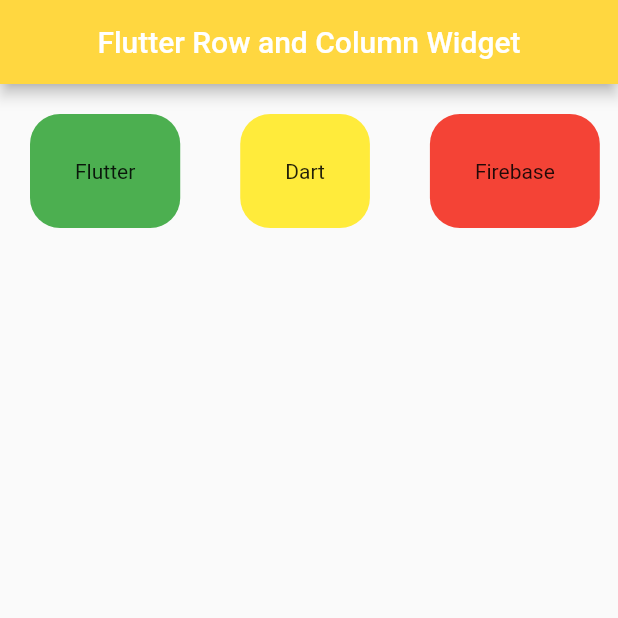
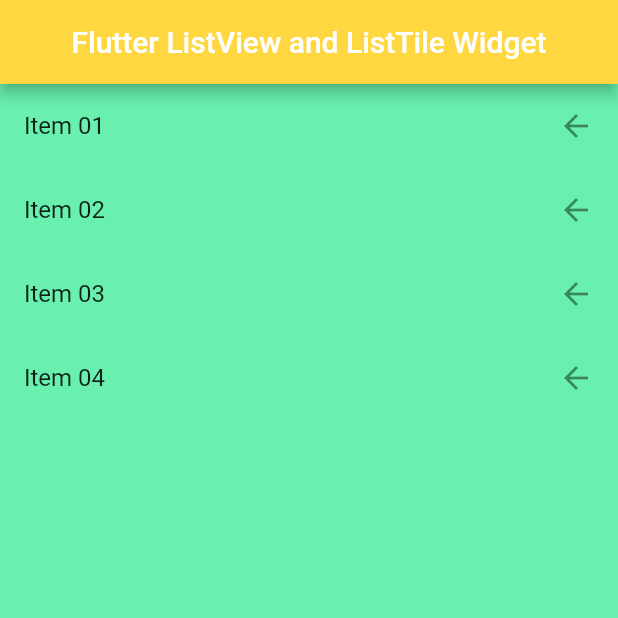
Before and after one commit to mdmanik74/Flutter-Day, a Flutter app: the screen it shows after launch, on a phone screen of 412 x 824 dp, the top half of it. Run offline on Flutter 3.47's test engine with Material 2 defaults, Android fonts, the phone set to English and light mode, and no system bars.

Commit message:
Listview and listtile

```diff
--- a/lib/main.dart
+++ b/lib/main.dart
@@ -1,6 +1,8 @@
 import 'package:flutter/material.dart';
+import 'package:source_code/source/listview_listtile.dart';
+
 //import 'package:source_code/source/container_widget.dart';
-import 'package:source_code/source/row_column.dart';
+//import 'package:source_code/source/row_column.dart';
 //import 'package:source_code/source/statefull_widget.dart';
 //import 'package:source_code/source/stateless_widget.dart';
 //import 'package:source_code/source/first_app.dart';
@@ -20,11 +22,11 @@
       debugShowCheckedModeBanner: false,
       home: Scaffold(
         appBar: AppBar(
-          title: const Text('Flutter Row and Column Widget'),
+          title: const Text('Flutter ListView and ListTile Widget'),
           backgroundColor: Colors.amberAccent,
           centerTitle: true,
         ),
-        body: const RowColumn(),
+        body: const ListviewList(),
         backgroundColor: Colors.greenAccent,
       ),
     );
--- /dev/null
+++ b/lib/source/listview_listtile.dart
@@ -0,0 +1,36 @@
+// ignore_for_file: camel_case_types, prefer_typing_uninitialized_variables
+
+import 'package:flutter/material.dart';
+
+class ListviewList extends StatefulWidget {
+  const ListviewList({Key? key}) : super(key: key);
+
+  @override
+  State<ListviewList> createState() => _ListviewListState();
+}
+
+class _ListviewListState extends State<ListviewList> {
+  @override
+  Widget build(BuildContext context) {
+    return ListView(
+      children: const [
+        ListTile(
+          title: Text('Item 01'),
+          trailing: Icon(Icons.arrow_back),
+        ),
+        ListTile(
+          title: Text('Item 02'),
+          trailing: Icon(Icons.arrow_back),
+        ),
+        ListTile(
+          title: Text('Item 03'),
+          trailing: Icon(Icons.arrow_back),
+        ),
+        ListTile(
+          title: Text('Item 04'),
+          trailing: Icon(Icons.arrow_back),
+        ),
+      ],
+    );
+  }
+}
```
